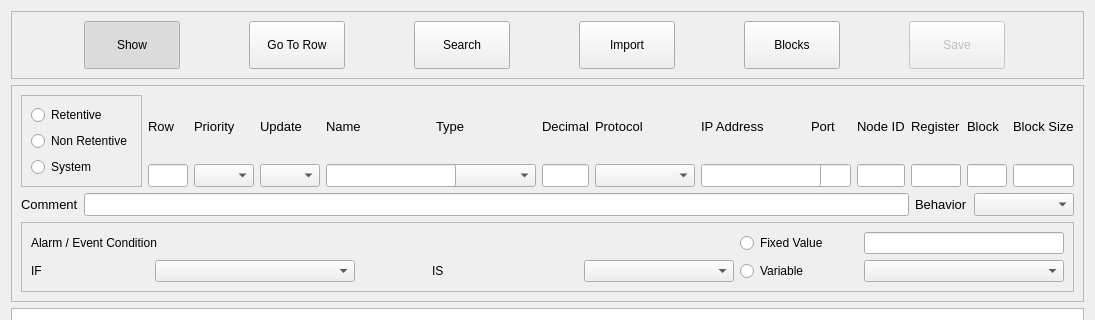
Qt form projects/devtools/qt-creator-2.8.1-src/src/plugins/cte/ctedit.ui (MECTsrl/imx_mect) before a commit; both pictures show x 0 to 1095 and y 0 to 320 of the 1095 by 768 pixel window.
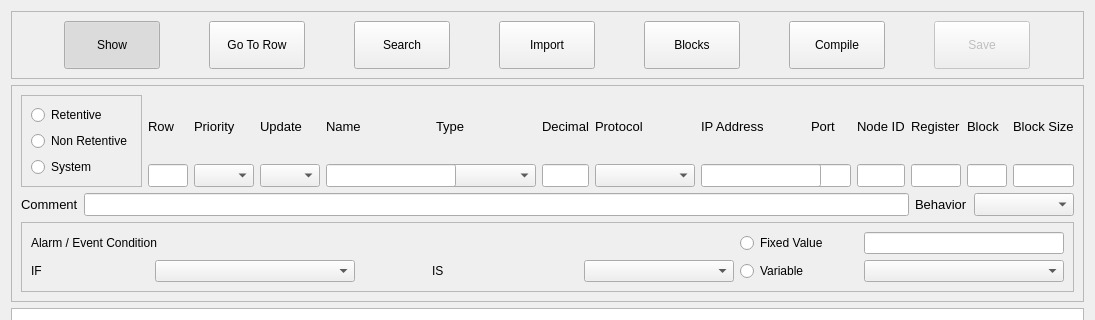
The same form after that commit.

```diff
--- a/projects/devtools/qt-creator-2.8.1-src/src/plugins/cte/ctedit.ui
+++ b/projects/devtools/qt-creator-2.8.1-src/src/plugins/cte/ctedit.ui
@@ -169,6 +169,31 @@
         </property>
        </widget>
       </item>
+      <item>
+       <widget class="QPushButton" name="cmdCompile">
+        <property name="minimumSize">
+         <size>
+          <width>48</width>
+          <height>48</height>
+         </size>
+        </property>
+        <property name="maximumSize">
+         <size>
+          <width>96</width>
+          <height>96</height>
+         </size>
+        </property>
+        <property name="text">
+         <string>Compile</string>
+        </property>
+        <property name="checkable">
+         <bool>false</bool>
+        </property>
+        <property name="autoDefault">
+         <bool>false</bool>
+        </property>
+       </widget>
+      </item>
       <item>
        <widget class="QPushButton" name="cmdSave">
         <property name="enabled">
```
Left out of the diff: 3 changed lines with no effect on the pictures.
